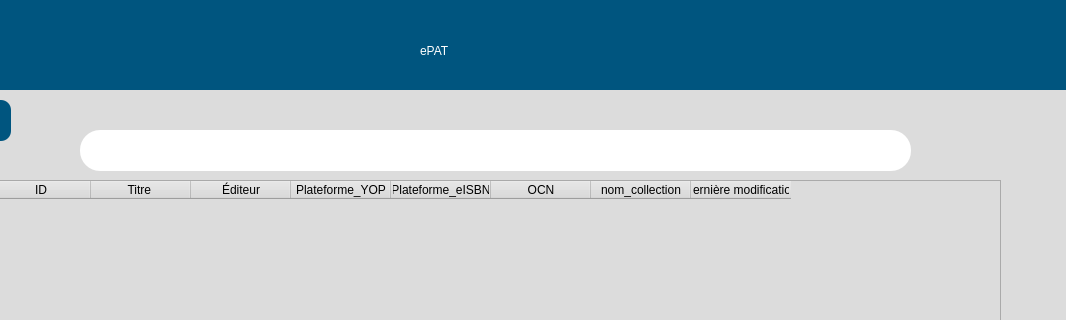
First picture: the form in src/user_interface/french_searchDisplay.ui, repository eppenney/eBook-Perpetual-Access-Rights-Tracker, before the edit; both pictures show x 110 to 1176 and y 0 to 320 of the 1176 by 923 pixel window.
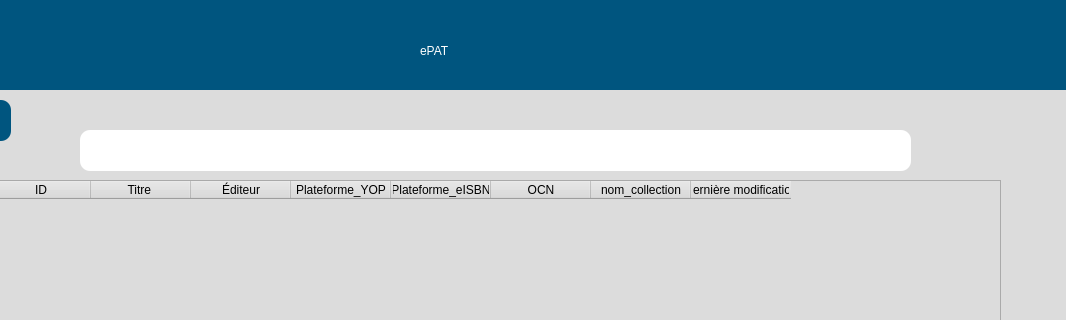
Second picture: the form after the edit.

What changed in the file:
```diff
--- a/src/user_interface/french_searchDisplay.ui
+++ b/src/user_interface/french_searchDisplay.ui
@@ -180,7 +180,7 @@
     </property>
     <property name="styleSheet">
      <string notr="true">background-color: rgb(255, 255, 255);
-border-radius:20px;
+border-radius:10px;
 </string>
     </property>
     <property name="text">
```
